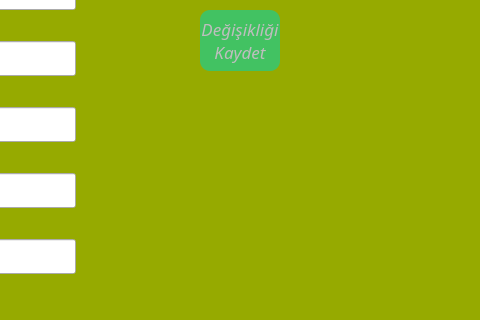
Above: cuis/library.ui from ibrahimyasar68/PdSqliteLib before the change; both pictures show x 822 to 1302 and y 329 to 649 of the 1518 by 744 pixel window. Below: the same form after it.
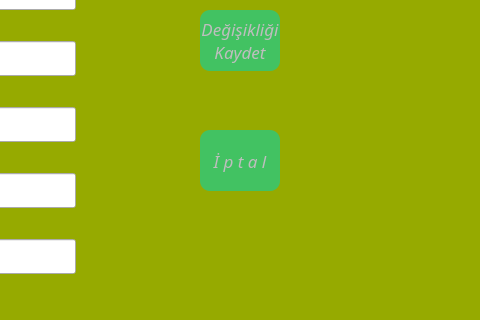
That is the form after the change. The open tabs and pages were chosen to show the change. Icons and pictures are not drawn.

What changed in the file:
```diff
--- a/cuis/library.ui
+++ b/cuis/library.ui
@@ -1160,6 +1160,61 @@
 Kaydet</string>
             </property>
            </widget>
+           <widget class="QPushButton" name="pushButton_3_2_iptal">
+            <property name="enabled">
+             <bool>false</bool>
+            </property>
+            <property name="geometry">
+             <rect>
+              <x>1000</x>
+              <y>400</y>
+              <width>80</width>
+              <height>61</height>
+             </rect>
+            </property>
+            <property name="sizePolicy">
+             <sizepolicy hsizetype="Preferred" vsizetype="Fixed">
+              <horstretch>0</horstretch>
+              <verstretch>0</verstretch>
+             </sizepolicy>
+            </property>
+            <property name="minimumSize">
+             <size>
+              <width>80</width>
+              <height>50</height>
+             </size>
+            </property>
+            <property name="font">
+             <font>
+              <family>Monotype Corsiva</family>
+              <pointsize>13</pointsize>
+              <weight>50</weight>
+              <italic>true</italic>
+              <bold>false</bold>
+             </font>
+            </property>
+            <property name="styleSheet">
+             <string notr="true">QPushButton#pushButton_3_2_iptal{	
+background-color: rgba(6, 211, 166, 150);
+border-radius:10px;}
+
+QPushButton#pushButton_3_2_iptal:hover{
+background-color: rgba(0, 248, 49, 150);
+border-radius:10px;}
+
+QPushButton#pushButton_3_2_iptal:pressed{
+background-color: rgba(6, 211, 166,150);
+padding-left:5px;
+padding-top:6px;
+border-radius:10px;}
+
+
+</string>
+            </property>
+            <property name="text">
+             <string>İ p t a l</string>
+            </property>
+           </widget>
           </widget>
           <widget class="QWidget" name="tab_3_3">
            <attribute name="title">
```
Left out of the diff: 55 changed lines with no effect on the pictures.
